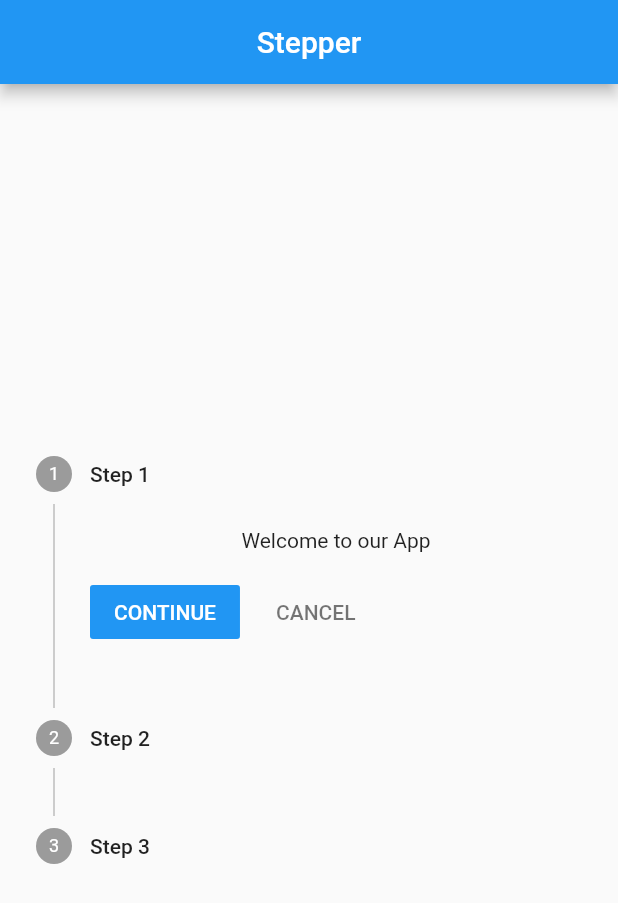
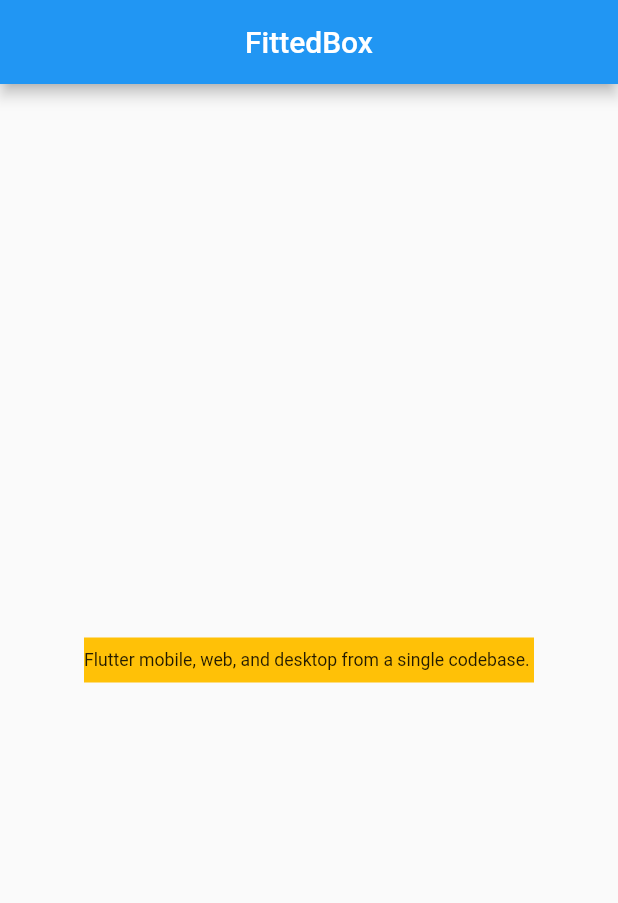
Before and after one commit to Nabinji/flutter_project, a Flutter app: the screen it shows after launch, on a phone screen of 412 x 824 dp. Shown: the top 903 px of the screen. Run offline on Flutter 3.47's test engine with Material 2 defaults, Android fonts, the phone set to English and light mode, and no system bars; our stand-ins replace another_carousel_pro, font_awesome_flutter; missing offline and left inert: flutter_bs_ad_calendar.

Commit message:
update code

```diff
--- /dev/null
+++ b/lib/fitted_box.dart
@@ -0,0 +1,32 @@
+import 'package:flutter/material.dart';
+
+class MyFittedBox extends StatelessWidget {
+  const MyFittedBox({super.key});
+
+  @override
+  Widget build(BuildContext context) {
+    return Scaffold(
+      appBar: AppBar(
+        centerTitle: true,
+        title: const Text("FittedBox"),
+      ),
+      body: Center(
+        child: Container(
+          height: 30,
+          width: 300,
+          color: Colors.amber,
+          child: const FittedBox(
+
+              /*
+            -If you have give any height and width but still this fittedBox widget
+            fit text inside container just in one line
+            -Text may bee very shor or very long.
+            -It fit all text in just one line it my bee long or short text
+            */
+              child: Text(
+                  "Flutter mobile, web, and desktop from a single codebase. ")),
+        ),
+      ),
+    );
+  }
+}
--- a/lib/main.dart
+++ b/lib/main.dart
@@ -12,7 +12,7 @@
 // import 'package:my_project/neumorphism.dart';
 // import 'package:my_project/expansion_tile.dart';
 import 'package:flutter/material.dart';
-import 'package:my_project/stepper.dart';
+import 'package:my_project/fitted_box.dart';
 
 void main() {
   runApp(const MyApp());
@@ -25,7 +25,7 @@
   Widget build(BuildContext context) {
     return const MaterialApp(
       debugShowCheckedModeBanner: false,
-      home: MyStepper(),
+      home: MyFittedBox(),
     );
   }
 }
```
